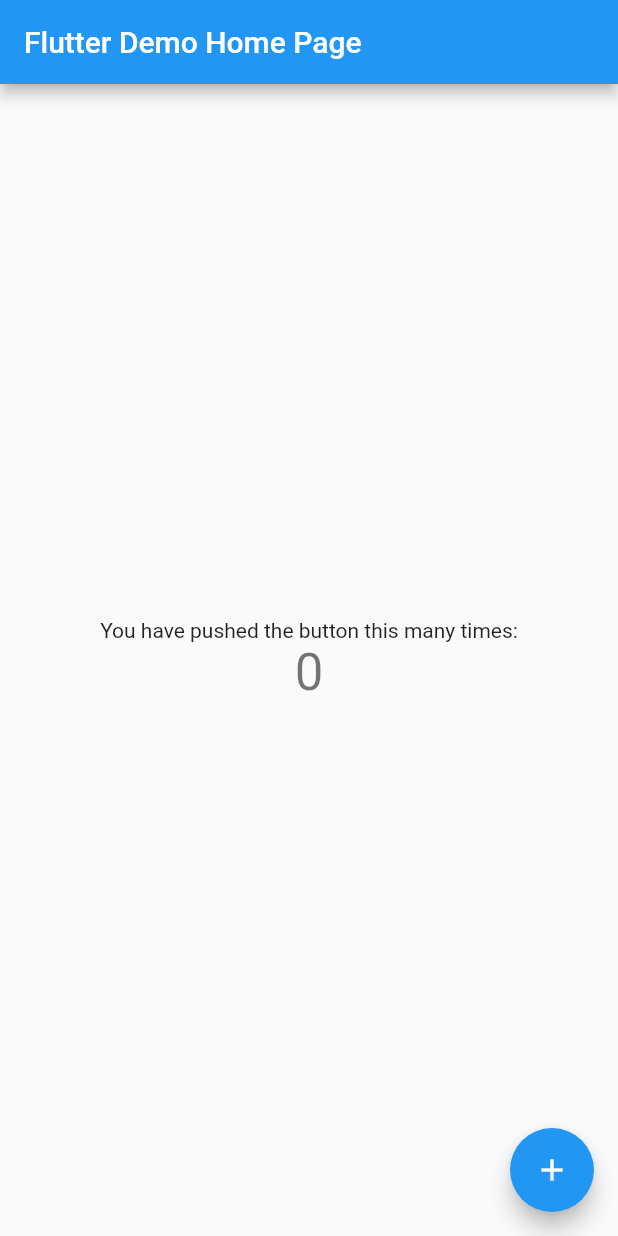
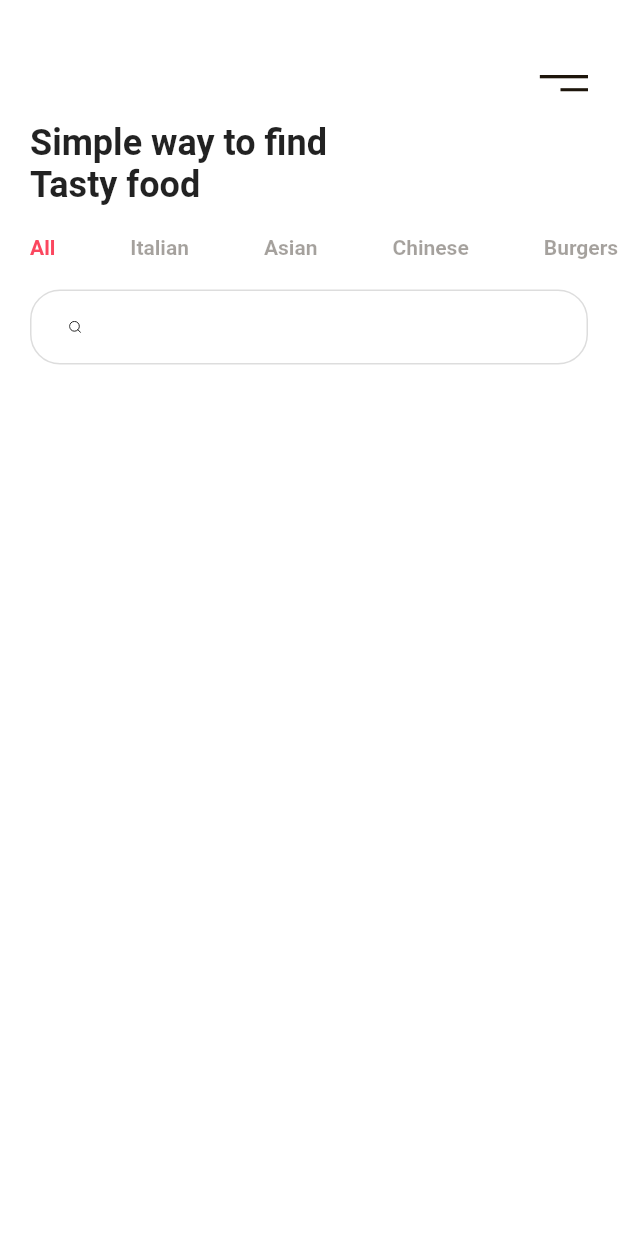
Before and after one commit to shou-watanabe/Flutter-Practice, a Flutter app: the screen it shows after launch, on a phone screen of 412 x 824 dp. Run offline on Flutter 3.47's test engine with Material 2 defaults, Android fonts, the phone set to English and light mode, and no system bars; our stand-ins replace flutter_svg; Roboto replaces fonts that are missing (Poppins).

Commit message:
[add]SearchButton

```diff
--- a/food_delivery_app/lib/main.dart
+++ b/food_delivery_app/lib/main.dart
@@ -1,4 +1,6 @@
 import 'package:flutter/material.dart';
+import 'package:flutter_svg/svg.dart';
+import 'package:food_delivery_app/constants.dart';
 
 void main() {
   runApp(MyApp());
@@ -9,105 +11,104 @@
   @override
   Widget build(BuildContext context) {
     return MaterialApp(
-      title: 'Flutter Demo',
+      title: 'Food App',
       theme: ThemeData(
-        // This is the theme of your application.
-        //
-        // Try running your application with "flutter run". You'll see the
-        // application has a blue toolbar. Then, without quitting the app, try
-        // changing the primarySwatch below to Colors.green and then invoke
-        // "hot reload" (press "r" in the console where you ran "flutter run",
-        // or simply save your changes to "hot reload" in a Flutter IDE).
-        // Notice that the counter didn't reset back to zero; the application
-        // is not restarted.
-        primarySwatch: Colors.blue,
+        fontFamily: "Poppins",
+        scaffoldBackgroundColor: kWhiteColor,
+        primaryColor: kPrimaryColor,
+        textTheme: TextTheme(
+          headline5: TextStyle(
+            fontWeight: FontWeight.bold,
+          ),
+          button: TextStyle(
+            fontWeight: FontWeight.bold,
+          ),
+        ),
       ),
-      home: MyHomePage(title: 'Flutter Demo Home Page'),
+      home: HomeScreen(),
     );
   }
 }
 
-class MyHomePage extends StatefulWidget {
-  MyHomePage({Key? key, required this.title}) : super(key: key);
-
-  // This widget is the home page of your application. It is stateful, meaning
-  // that it has a State object (defined below) that contains fields that affect
-  // how it looks.
-
-  // This class is the configuration for the state. It holds the values (in this
-  // case the title) provided by the parent (in this case the App widget) and
-  // used by the build method of the State. Fields in a Widget subclass are
-  // always marked "final".
-
-  final String title;
-
+class HomeScreen extends StatelessWidget {
   @override
-  _MyHomePageState createState() => _MyHomePageState();
+  Widget build(BuildContext context) {
+    return Scaffold(
+      body: Column(
+        crossAxisAlignment: CrossAxisAlignment.start,
+        children: <Widget>[
+          Padding(
+            padding: const EdgeInsets.only(
+              right: 20,
+              top: 50,
+            ),
+            child: Align(
+              alignment: Alignment.topRight,
+              child: SvgPicture.asset(
+                "assets/icons/menu.svg",
+                height: 11,
+              ),
+            ),
+          ),
+          Padding(
+            padding: const EdgeInsets.all(20),
+            child: Text(
+              "Simple way to find \nTasty food",
+              style: Theme.of(context).textTheme.headline5,
+            ),
+          ),
+          SingleChildScrollView(
+            scrollDirection: Axis.horizontal,
+            child: Row(
+              children: <Widget>[
+                CategoryTitle(
+                  title: "All",
+                  activate: true,
+                ),
+                CategoryTitle(title: "Italian"),
+                CategoryTitle(title: "Asian"),
+                CategoryTitle(title: "Chinese"),
+                CategoryTitle(title: "Burgers"),
+              ],
+            ),
+          ),
+          Container(
+            alignment: Alignment.centerLeft,
+            margin: EdgeInsets.symmetric(vertical: 20, horizontal: 20),
+            padding: EdgeInsets.symmetric(vertical: 20, horizontal: 15),
+            height: 50,
+            width: double.infinity,
+            decoration: BoxDecoration(
+              borderRadius: BorderRadius.circular(20),
+              border: Border.all(color: kBorderColor),
+            ),
+            child: SvgPicture.asset("assets/icons/search.svg"),
+          )
+        ],
+      ),
+    );
+  }
 }
 
-class _MyHomePageState extends State<MyHomePage> {
-  int _counter = 0;
-
-  void _incrementCounter() {
-    setState(() {
-      // This call to setState tells the Flutter framework that something has
-      // changed in this State, which causes it to rerun the build method below
-      // so that the display can reflect the updated values. If we changed
-      // _counter without calling setState(), then the build method would not be
-      // called again, and so nothing would appear to happen.
-      _counter++;
-    });
-  }
+class CategoryTitle extends StatelessWidget {
+  final String title;
+  final bool activate;
+  const CategoryTitle({
+    Key? key,
+    this.activate = false,
+    this.title = "",
+  }) : super(key: key);
 
   @override
   Widget build(BuildContext context) {
-    // This method is rerun every time setState is called, for instance as done
-    // by the _incrementCounter method above.
-    //
-    // The Flutter framework has been optimized to make rerunning build methods
-    // fast, so that you can just rebuild anything that needs updating rather
-    // than having to individually change instances of widgets.
-    return Scaffold(
-      appBar: AppBar(
-        // Here we take the value from the MyHomePage object that was created by
-        // the App.build method, and use it to set our appbar title.
-        title: Text(widget.title),
+    return Padding(
+      padding: const EdgeInsets.only(left: 20, right: 30),
+      child: Text(
+        title,
+        style: Theme.of(context).textTheme.button!.copyWith(
+              color: activate ? kPrimaryColor : kTextColor.withOpacity(.4),
+            ),
       ),
-      body: Center(
-        // Center is a layout widget. It takes a single child and positions it
-        // in the middle of the parent.
-        child: Column(
-          // Column is also a layout widget. It takes a list of children and
-          // arranges them vertically. By default, it sizes itself to fit its
-          // children horizontally, and tries to be as tall as its parent.
-          //
-          // Invoke "debug painting" (press "p" in the console, choose the
-          // "Toggle Debug Paint" action from the Flutter Inspector in Android
-          // Studio, or the "Toggle Debug Paint" command in Visual Studio Code)
-          // to see the wireframe for each widget.
-          //
-          // Column has various properties to control how it sizes itself and
-          // how it positions its children. Here we use mainAxisAlignment to
-          // center the children vertically; the main axis here is the vertical
-          // axis because Columns are vertical (the cross axis would be
-          // horizontal).
-          mainAxisAlignment: MainAxisAlignment.center,
-          children: <Widget>[
-            Text(
-              'You have pushed the button this many times:',
-            ),
-            Text(
-              '$_counter',
-              style: Theme.of(context).textTheme.headline4,
-            ),
-          ],
-        ),
-      ),
-      floatingActionButton: FloatingActionButton(
-        onPressed: _incrementCounter,
-        tooltip: 'Increment',
-        child: Icon(Icons.add),
-      ), // This trailing comma makes auto-formatting nicer for build methods.
     );
   }
 }
```
